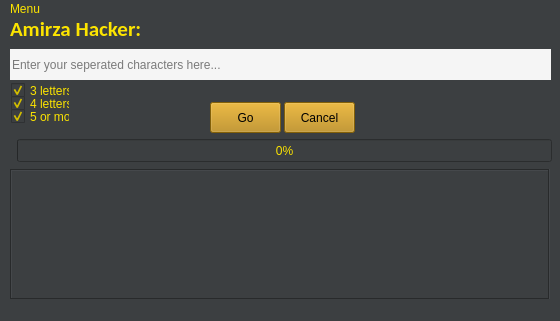
Old version of the form ProgramFile/Amirza_ui.ui in the repository bestmahdi2/AmirzaHacker.
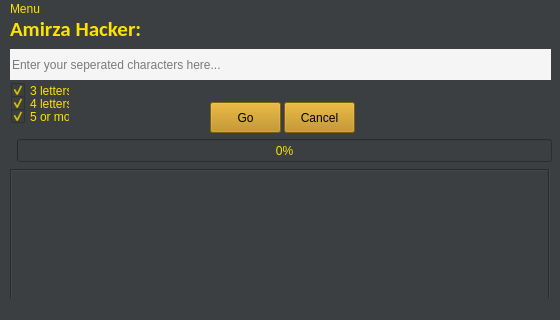
New version of the form. Icons and pictures are not drawn.

What changed in the file:
```diff
--- a/ProgramFile/Amirza_ui.ui
+++ b/ProgramFile/Amirza_ui.ui
@@ -7,9 +7,27 @@
     <x>0</x>
     <y>0</y>
     <width>560</width>
-    <height>321</height>
+    <height>320</height>
    </rect>
   </property>
+  <property name="sizePolicy">
+   <sizepolicy hsizetype="Preferred" vsizetype="Preferred">
+    <horstretch>0</horstretch>
+    <verstretch>0</verstretch>
+   </sizepolicy>
+  </property>
+  <property name="minimumSize">
+   <size>
+    <width>560</width>
+    <height>320</height>
+   </size>
+  </property>
+  <property name="maximumSize">
+   <size>
+    <width>560</width>
+    <height>320</height>
+   </size>
+  </property>
   <property name="windowTitle">
    <string>Amirza Hacker</string>
   </property>
```
Left out of the diff: 3 changed lines with no effect on the pictures.
